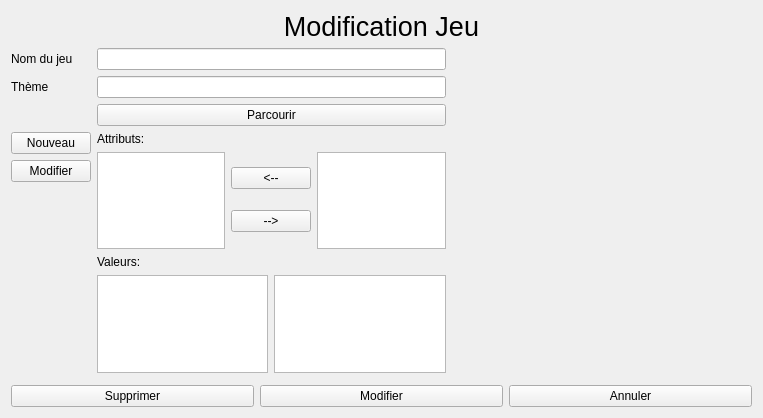
Old version of the form fenetre/formModifierJeu.ui in the repository helarion/Application-JDR.
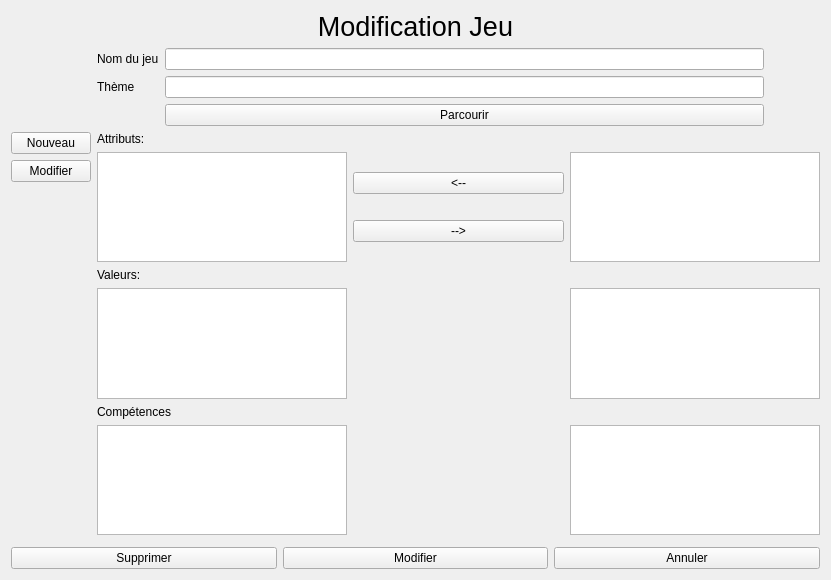
New version of the form. Icons and pictures are not drawn.

```diff
--- a/fenetre/formModifierJeu.ui
+++ b/fenetre/formModifierJeu.ui
@@ -6,8 +6,8 @@
    <rect>
     <x>0</x>
     <y>0</y>
-    <width>763</width>
-    <height>418</height>
+    <width>831</width>
+    <height>580</height>
    </rect>
   </property>
   <property name="windowTitle">
@@ -40,46 +40,79 @@
      </property>
      <item>
       <layout class="QFormLayout" name="formulaire">
-       <item row="0" column="0">
-        <widget class="QLabel" name="label_2">
+       <item row="5" column="1">
+        <layout class="QGridLayout" name="gridLayout">
+         <property name="topMargin">
+          <number>0</number>
+         </property>
+         <item row="1" column="2">
+          <widget class="QListWidget" name="listAttributDisp">
+           <property name="maximumSize">
+            <size>
+             <width>250</width>
+             <height>400</height>
+            </size>
+           </property>
+          </widget>
+         </item>
+         <item row="4" column="0">
+          <widget class="QListWidget" name="listValeurSelect">
+           <property name="maximumSize">
+            <size>
+             <width>250</width>
+             <height>400</height>
+            </size>
+           </property>
+          </widget>
+         </item>
+         <item row="5" column="0">
+          <widget class="QLabel" name="label_6">
          <property name="text">
-          <string>Nom du jeu</string>
+            <string>Compétences</string>
          </property>
         </widget>
        </item>
-       <item row="0" column="1">
-        <widget class="QLineEdit" name="nomJeu"/>
-       </item>
        <item row="1" column="0">
-        <widget class="QLabel" name="label_3">
-         <property name="text">
-          <string>Thème</string>
-         </property>
-        </widget>
-       </item>
-       <item row="1" column="1">
-        <widget class="QLineEdit" name="theme"/>
-       </item>
-       <item row="2" column="1">
-        <widget class="QPushButton" name="parcourirButton">
-         <property name="text">
-          <string>Parcourir</string>
+          <widget class="QListWidget" name="listAttributSelect">
+           <property name="minimumSize">
+            <size>
+             <width>50</width>
+             <height>50</height>
+            </size>
+           </property>
+           <property name="maximumSize">
+            <size>
+             <width>250</width>
+             <height>400</height>
+            </size>
+           </property>
+          </widget>
+         </item>
+         <item row="4" column="2">
+          <widget class="QListWidget" name="listValeurDisp">
+           <property name="maximumSize">
+            <size>
+             <width>250</width>
+             <height>400</height>
+            </size>
          </property>
         </widget>
        </item>
-       <item row="4" column="1">
-        <layout class="QVBoxLayout" name="verticalLayout">
-         <property name="topMargin">
-          <number>0</number>
-         </property>
-         <item>
+         <item row="0" column="0">
           <widget class="QLabel" name="label_4">
            <property name="text">
             <string>Attributs:</string>
            </property>
           </widget>
          </item>
-         <item>
+         <item row="3" column="0">
+          <widget class="QLabel" name="label_5">
+           <property name="text">
+            <string>Valeurs:</string>
+           </property>
+          </widget>
+         </item>
+         <item row="1" column="1">
           <layout class="QHBoxLayout" name="horizontalLayout_2">
            <property name="topMargin">
             <number>0</number>
@@ -87,9 +120,6 @@
            <property name="rightMargin">
             <number>0</number>
            </property>
-           <item>
-            <widget class="QListWidget" name="listAttributSelect"/>
-           </item>
            <item>
             <layout class="QVBoxLayout" name="verticalLayout_3">
              <property name="rightMargin">
@@ -111,34 +141,38 @@
              </item>
             </layout>
            </item>
-           <item>
-            <widget class="QListWidget" name="listAttributDisp"/>
-           </item>
           </layout>
          </item>
-         <item>
-          <widget class="QLabel" name="label_5">
-           <property name="text">
-            <string>Valeurs:</string>
-           </property>
-          </widget>
-         </item>
-         <item>
+         <item row="7" column="0">
           <layout class="QHBoxLayout" name="horizontalLayout_3">
            <property name="topMargin">
             <number>0</number>
            </property>
-           <item>
-            <widget class="QListWidget" name="listWidget"/>
-           </item>
-           <item>
-            <widget class="QListWidget" name="listWidget_2"/>
-           </item>
-          </layout>
+          </layout>
+         </item>
+         <item row="6" column="0">
+          <widget class="QListWidget" name="listCompetenceSelect">
+           <property name="maximumSize">
+            <size>
+             <width>250</width>
+             <height>400</height>
+            </size>
+           </property>
+          </widget>
+         </item>
+         <item row="6" column="2">
+          <widget class="QListWidget" name="listCompetenceDisp">
+           <property name="maximumSize">
+            <size>
+             <width>250</width>
+             <height>400</height>
+            </size>
+           </property>
+          </widget>
          </item>
         </layout>
        </item>
-       <item row="5" column="1">
+       <item row="6" column="1">
         <layout class="QHBoxLayout" name="Attributs">
          <property name="rightMargin">
           <number>0</number>
@@ -148,7 +182,7 @@
          </property>
         </layout>
        </item>
-       <item row="4" column="0">
+       <item row="5" column="0">
         <layout class="QVBoxLayout" name="boutons">
          <item>
           <widget class="QPushButton" name="nouveauAttribut">
@@ -166,14 +200,54 @@
          </item>
         </layout>
        </item>
+       <item row="0" column="1">
+        <layout class="QHBoxLayout" name="horizontalLayout_4">
+         <property name="topMargin">
+          <number>0</number>
+         </property>
+         <property name="rightMargin">
+          <number>0</number>
+         </property>
+         <item>
+          <layout class="QFormLayout" name="formLayout">
+           <property name="topMargin">
+            <number>0</number>
+           </property>
+           <item row="2" column="0">
+            <widget class="QLabel" name="label_3">
+             <property name="text">
+              <string>Thème</string>
+             </property>
+            </widget>
+           </item>
+           <item row="0" column="0">
+            <widget class="QLabel" name="label_2">
+             <property name="text">
+              <string>Nom du jeu</string>
+             </property>
+            </widget>
+           </item>
+           <item row="0" column="1">
+            <widget class="QLineEdit" name="nomJeu"/>
+           </item>
+           <item row="2" column="1">
+            <widget class="QLineEdit" name="theme"/>
+           </item>
+           <item row="3" column="1">
+            <widget class="QPushButton" name="parcourirButton">
+             <property name="text">
+              <string>Parcourir</string>
+             </property>
+            </widget>
+           </item>
       </layout>
      </item>
      <item>
       <widget class="QLabel" name="themeImage">
        <property name="minimumSize">
         <size>
-         <width>300</width>
-         <height>300</height>
+             <width>50</width>
+             <height>50</height>
         </size>
        </property>
        <property name="maximumSize">
@@ -186,6 +260,10 @@
         <string/>
        </property>
       </widget>
+         </item>
+        </layout>
+       </item>
+      </layout>
      </item>
     </layout>
    </item>
```
Lines whose indentation alone changed are shown as unchanged.
